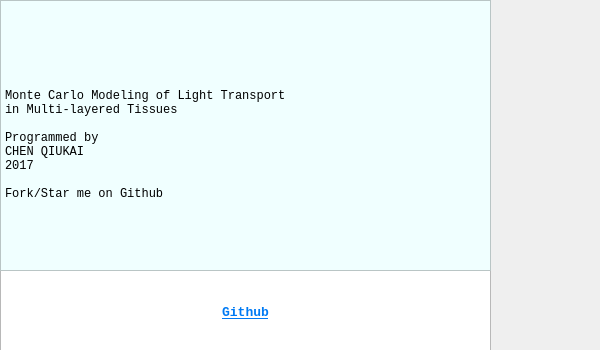
Above: mainwidgets/about.ui from SimonCqk/Photon_Propagation_Simulation before the change. Below: the same form after it.
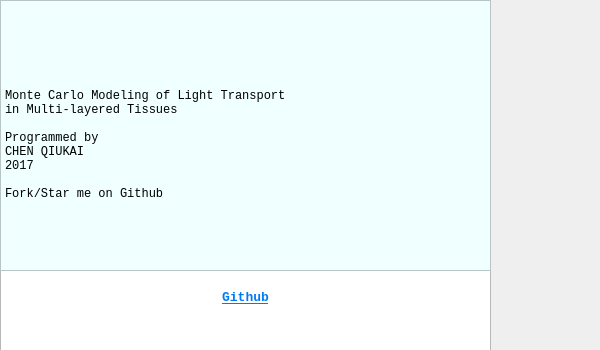
That is the form after the change.

What changed in the file:
```diff
--- a/mainwidgets/about.ui
+++ b/mainwidgets/about.ui
@@ -40,7 +40,6 @@
 p, li { white-space: pre-wrap; }
 &lt;/style&gt;&lt;/head&gt;&lt;body style=&quot; font-family:'Consolas'; font-size:10pt; font-weight:400; font-style:normal;&quot;&gt;
 &lt;p align=&quot;center&quot; style=&quot;-qt-paragraph-type:empty; margin-top:0px; margin-bottom:0px; margin-left:0px; margin-right:0px; -qt-block-indent:0; text-indent:0px;&quot;&gt;&lt;br /&gt;&lt;/p&gt;
-&lt;p align=&quot;center&quot; style=&quot;-qt-paragraph-type:empty; margin-top:0px; margin-bottom:0px; margin-left:0px; margin-right:0px; -qt-block-indent:0; text-indent:0px;&quot;&gt;&lt;br /&gt;&lt;/p&gt;
 &lt;p align=&quot;center&quot; style=&quot; margin-top:0px; margin-bottom:0px; margin-left:0px; margin-right:0px; -qt-block-indent:0; text-indent:0px;&quot;&gt;&lt;a href=&quot;https://github.com/SimonCqk/Model_of_LightTransport&quot;&gt;&lt;span style=&quot; font-family:'SimSun'; font-weight:600; text-decoration: underline; color:#007af4;&quot;&gt;Github&lt;/span&gt;&lt;/a&gt;&lt;/p&gt;&lt;/body&gt;&lt;/html&gt;</string>
    </property>
   </widget>
```
